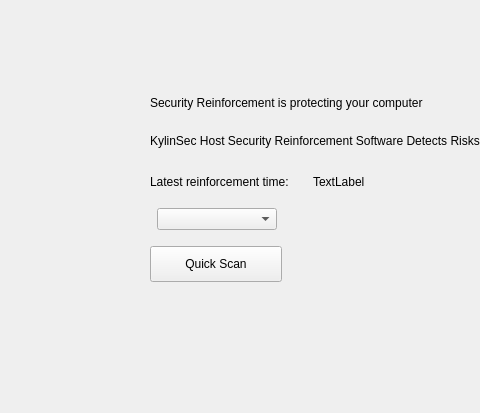
This is plugins/gui/br/home.ui in openeuler-mirror/ks-ssr as Qt 5 draws it before an edit; both pictures show x 0 to 480 and y 0 to 413 of the 829 by 413 pixel window. The edited form follows.
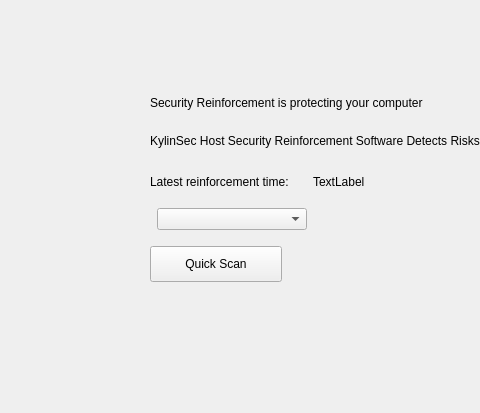
This is the edited form. Icons and pictures are not drawn.

Commit message: feature（br）：modify code changes - 增加取消修复和取消扫描功能

What changed in the file:
```diff
--- a/plugins/gui/br/home.ui
+++ b/plugins/gui/br/home.ui
@@ -135,7 +135,7 @@
         <widget class="QComboBox" name="m_scanComboBox">
          <property name="minimumSize">
           <size>
-           <width>120</width>
+           <width>150</width>
            <height>0</height>
           </size>
          </property>
```
